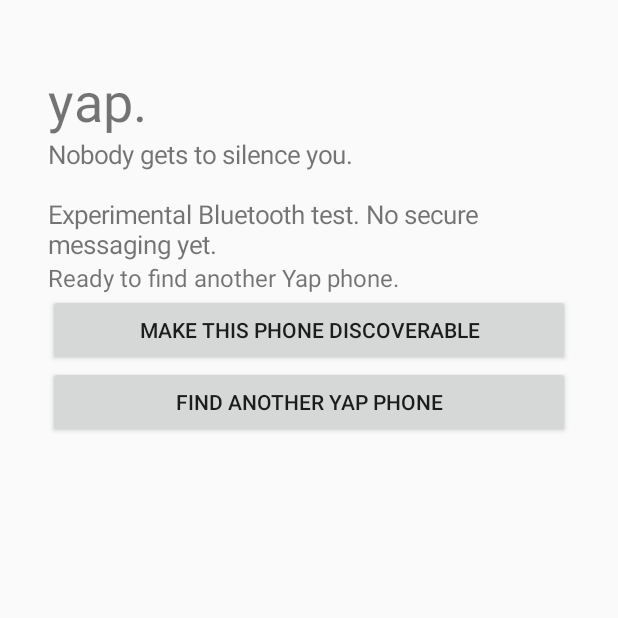
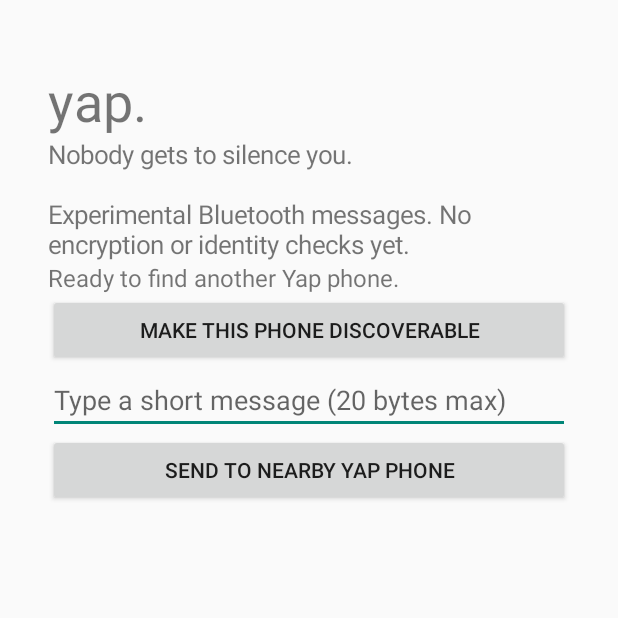
Before and after one commit to MidnightWoulfe000-lab/-yap-messenger, an Android app: the screen it shows after launch (MainActivity), on a phone screen of 412 x 824 dp, the top half of it. Run offline under Robolectric (Android 15) with nearby library versions, the phone set to English and light mode, and no system bars.

Commit message:
Add a simple message box and send button

```diff
--- a/android/app/src/main/java/org/yapmessenger/app/MainActivity.kt
+++ b/android/app/src/main/java/org/yapmessenger/app/MainActivity.kt
@@ -5,6 +5,7 @@ import android.app.Activity
 import android.content.pm.PackageManager
 import android.os.Build
 import android.os.Bundle
+import android.widget.EditText
 import android.widget.Button
 import android.widget.LinearLayout
 import android.widget.TextView
@@ -24,7 +25,7 @@ class MainActivity : Activity() {
         }
         layout.addView(TextView(this).apply { text = "yap."; textSize = 36f })
         layout.addView(TextView(this).apply {
-            text = "Nobody gets to silence you.\n\nExperimental Bluetooth test. No secure messaging yet."
+            text = "Nobody gets to silence you.\n\nExperimental Bluetooth messages. No encryption or identity checks yet."
             textSize = 17f
         })
         status = TextView(this).apply { text = "Ready to find another Yap phone."; textSize = 16f }
@@ -33,9 +34,17 @@ class MainActivity : Activity() {
             text = "Make this phone discoverable"
             setOnClickListener { withBluetoothPermissions { bluetooth.startAdvertising() } }
         })
+        val messageInput = EditText(this).apply {
+            hint = "Type a short message (20 bytes max)"
+            setSingleLine(true)
+        }
+        layout.addView(messageInput)
         layout.addView(Button(this).apply {
-            text = "Find another Yap phone"
-            setOnClickListener { withBluetoothPermissions { bluetooth.scan() } }
+            text = "Send to nearby Yap phone"
+            setOnClickListener {
+                val message = messageInput.text.toString()
+                withBluetoothPermissions { bluetooth.send(message) }
+            }
         })
         setContentView(layout)
     }
```
